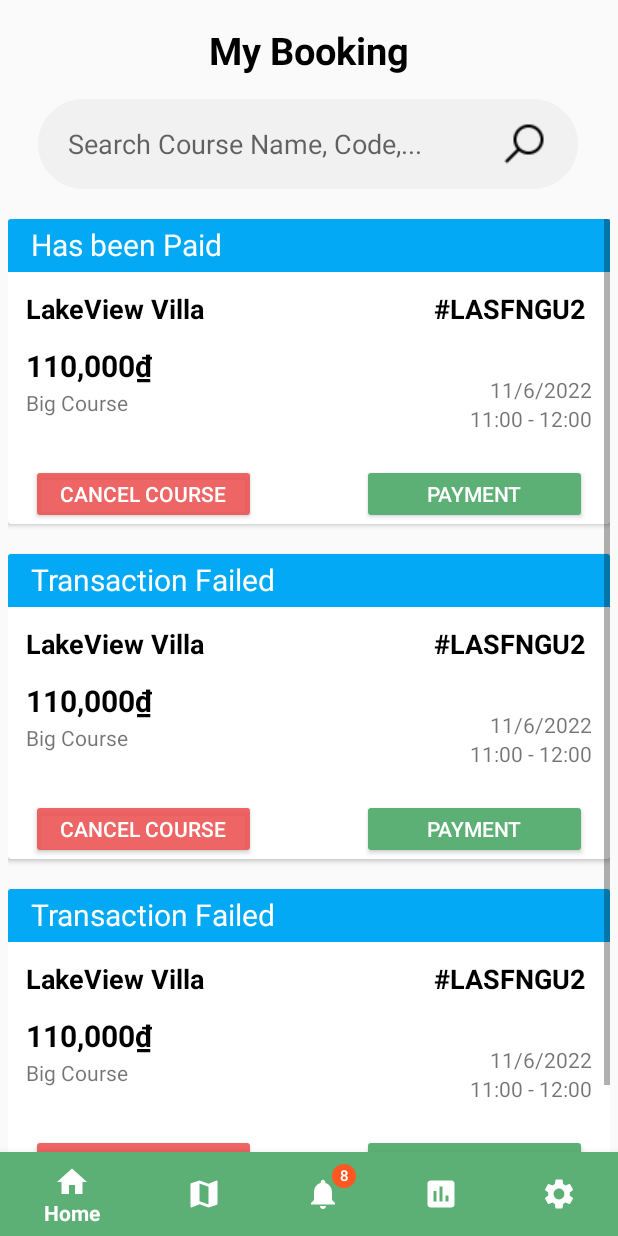
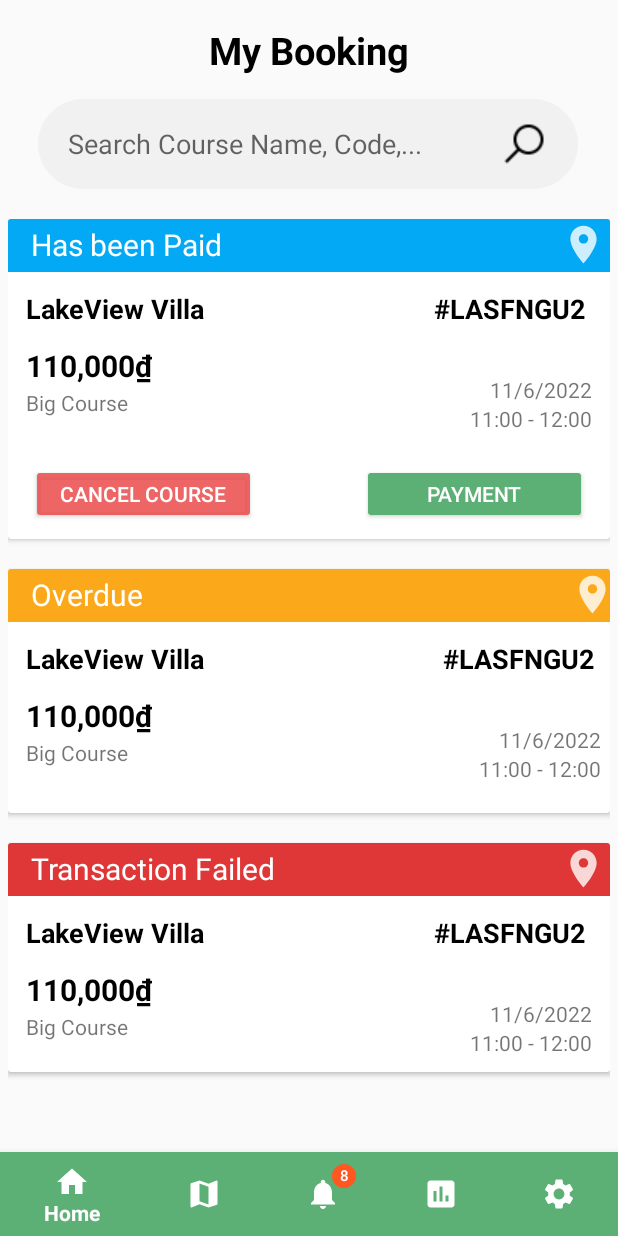
Before and after one commit to sonyrich/tennis-booking, an Android app: the fragment BookingsFragment placed in its activity, on a phone screen of 412 x 824 dp. Run offline under Robolectric (Android 15) with nearby library versions, the light colour scheme and no system bars.

Commit message:
Updated My Booking

```diff
--- /dev/null
+++ b/app/src/main/res/drawable-anydpi/ic_location.xml
@@ -0,0 +1,11 @@
+<vector xmlns:android="http://schemas.android.com/apk/res/android"
+    android:width="24dp"
+    android:height="24dp"
+    android:viewportWidth="24"
+    android:viewportHeight="24"
+    android:tint="#FFFFFF"
+    android:alpha="0.8">
+  <path
+      android:fillColor="@android:color/white"
+      android:pathData="M12,2C8.13,2 5,5.13 5,9c0,5.25 7,13 7,13s7,-7.75 7,-13c0,-3.87 -3.13,-7 -7,-7zM12,11.5c-1.38,0 -2.5,-1.12 -2.5,-2.5s1.12,-2.5 2.5,-2.5 2.5,1.12 2.5,2.5 -1.12,2.5 -2.5,2.5z"/>
+</vector>
--- /dev/null
+++ b/app/src/main/res/drawable-hdpi/booking_status_fail.xml
@@ -0,0 +1,4 @@
+<?xml version="1.0" encoding="utf-8"?>
+<shape xmlns:android="http://schemas.android.com/apk/res/android">
+    <solid android:color="#E4DC2020"/>
+</shape>
--- /dev/null
+++ b/app/src/main/res/drawable-hdpi/booking_status_overdue.xml
@@ -0,0 +1,4 @@
+<?xml version="1.0" encoding="utf-8"?>
+<shape xmlns:android="http://schemas.android.com/apk/res/android">
+    <solid android:color="#FBA91A"/>
+</shape>
--- a/app/src/main/res/layout/fragment_bookings.xml
+++ b/app/src/main/res/layout/fragment_bookings.xml
@@ -157,9 +157,9 @@
                             android:layout_height="40dp"
                             android:layout_marginStart="15dp"
                             android:layout_marginTop="128dp"
+                            android:backgroundTint="#E4EC5353"
                             android:text="Cancel Course"
                             android:textColor="@color/white"
-                            android:backgroundTint="#E4EC5353"
                             app:layout_constraintStart_toStartOf="parent"
                             app:layout_constraintTop_toBottomOf="@+id/txtPaidStatus" />
 
@@ -175,6 +175,24 @@
                             app:layout_constraintEnd_toEndOf="parent"
                             app:layout_constraintTop_toBottomOf="@+id/txtPaidStatus" />
 
+                        <ImageView
+                            android:id="@+id/iclocation"
+                            android:layout_width="35dp"
+                            android:layout_height="30dp"
+                            android:layout_marginTop="4dp"
+                            android:layout_marginBottom="5dp"
+                            android:src="@drawable/ic_location"
+                            app:layout_constraintBottom_toBottomOf="@+id/txtPaidStatus"
+                            app:layout_constraintEnd_toEndOf="parent"
+                            app:layout_constraintTop_toTopOf="parent" />
+
+                        <Space
+                            android:layout_width="wrap_content"
+                            android:layout_height="10dp"
+                            app:layout_constraintEnd_toEndOf="parent"
+                            app:layout_constraintStart_toStartOf="parent"
+                            app:layout_constraintTop_toBottomOf="@+id/btnCancel" />
+
                     </androidx.constraintlayout.widget.ConstraintLayout>
                 </androidx.cardview.widget.CardView>
 
@@ -187,17 +205,17 @@
                     android:layout_height="match_parent" >
 
                     <androidx.constraintlayout.widget.ConstraintLayout
-                        android:layout_width="match_parent"
+                        android:layout_width="407dp"
                         android:layout_height="match_parent">
 
                         <TextView
                             android:id="@+id/txtPaidStatus1"
                             android:layout_width="match_parent"
                             android:layout_height="35dp"
-                            android:background="@drawable/booking_status"
+                            android:background="@drawable/booking_status_overdue"
                             android:paddingLeft="15dp"
                             android:paddingTop="3dp"
-                            android:text="Transaction Failed"
+                            android:text="Overdue"
                             android:textColor="@color/white"
                             android:textSize="20dp"
                             app:layout_constraintEnd_toEndOf="parent"
@@ -213,8 +231,8 @@
                             android:layout_marginTop="12dp"
                             android:text="LakeView Villa"
                             android:textColor="@color/black"
+                            android:textSize="18sp"
                             android:textStyle="bold"
-                            android:textSize="18sp"
                             app:layout_constraintStart_toStartOf="parent"
                             app:layout_constraintTop_toBottomOf="@+id/txtPaidStatus1" />
 
@@ -249,8 +267,8 @@
                             android:layout_marginEnd="16dp"
                             android:text="#LASFNGU2"
                             android:textColor="@color/black"
+                            android:textSize="18sp"
                             android:textStyle="bold"
-                            android:textSize="18sp"
                             app:layout_constraintEnd_toEndOf="parent"
                             app:layout_constraintTop_toBottomOf="@+id/txtPaidStatus1" />
 
@@ -273,29 +291,24 @@
                             app:layout_constraintEnd_toEndOf="parent"
                             app:layout_constraintTop_toBottomOf="@+id/txtDate" />
 
-                        <Button
-                            android:id="@+id/button3"
-                            android:layout_width="150dp"
-                            android:layout_height="40dp"
-                            android:layout_marginStart="15dp"
-                            android:layout_marginTop="128dp"
-                            android:text="Cancel Course"
-                            android:textColor="@color/white"
-                            android:backgroundTint="#E4EC5353"
+                        <ImageView
+                            android:id="@+id/iclocation2"
+                            android:layout_width="35dp"
+                            android:layout_height="30dp"
+                            android:layout_marginTop="4dp"
+                            android:layout_marginBottom="5dp"
+                            android:src="@drawable/ic_location"
+                            app:layout_constraintBottom_toBottomOf="@+id/txtPaidStatus1"
+                            app:layout_constraintEnd_toEndOf="parent"
+                            app:layout_constraintTop_toTopOf="parent" />
+
+                        <Space
+                            android:layout_width="wrap_content"
+                            android:layout_height="10dp"
+                            android:layout_marginTop="10dp"
+                            app:layout_constraintEnd_toEndOf="parent"
                             app:layout_constraintStart_toStartOf="parent"
-                            app:layout_constraintTop_toBottomOf="@+id/txtPaidStatus1" />
-
-                        <Button
-                            android:id="@+id/button4"
-                            android:layout_width="150dp"
-                            android:layout_height="40dp"
-                            android:layout_marginTop="128dp"
-                            android:layout_marginEnd="15dp"
-                            android:text="Payment"
-                            android:textColor="@color/white"
-                            android:backgroundTint="@color/colorPrimary"
-                            app:layout_constraintEnd_toEndOf="parent"
-                            app:layout_constraintTop_toBottomOf="@+id/txtPaidStatus1" />
+                            app:layout_constraintTop_toBottomOf="@+id/txtTime1" />
 
                     </androidx.constraintlayout.widget.ConstraintLayout>
                 </androidx.cardview.widget.CardView>
@@ -316,7 +329,7 @@
                             android:id="@+id/txtPaidStatus2"
                             android:layout_width="match_parent"
                             android:layout_height="35dp"
-                            android:background="@drawable/booking_status"
+                            android:background="@drawable/booking_status_fail"
                             android:paddingLeft="15dp"
                             android:paddingTop="3dp"
                             android:text="Transaction Failed"
@@ -395,29 +408,24 @@
                             app:layout_constraintEnd_toEndOf="parent"
                             app:layout_constraintTop_toBottomOf="@+id/txtDate2" />
 
-                        <Button
-                            android:id="@+id/btnCancel3"
-                            android:layout_width="150dp"
-                            android:layout_height="40dp"
-                            android:layout_marginStart="15dp"
-                            android:layout_marginTop="128dp"
-                            android:text="Cancel Course"
-                            android:textColor="@color/white"
-                            android:backgroundTint="#E4EC5353"
+                        <ImageView
+                            android:id="@+id/iclocation3"
+                            android:layout_width="35dp"
+                            android:layout_height="30dp"
+                            android:layout_marginTop="4dp"
+                            android:layout_marginBottom="5dp"
+                            android:src="@drawable/ic_location"
+                            app:layout_constraintBottom_toBottomOf="@+id/txtPaidStatus2"
+                            app:layout_constraintEnd_toEndOf="@+id/txtPaidStatus2"
+                            app:layout_constraintTop_toTopOf="parent" />
+
+                        <Space
+                            android:layout_width="wrap_content"
+                            android:layout_height="wrap_content"
+                            android:layout_marginTop="10dp"
+                            app:layout_constraintEnd_toEndOf="parent"
                             app:layout_constraintStart_toStartOf="parent"
-                            app:layout_constraintTop_toBottomOf="@+id/txtPaidStatus2" />
-
-                        <Button
-                            android:id="@+id/btnPayment"
-                            android:layout_width="150dp"
-                            android:layout_height="40dp"
-                            android:layout_marginTop="128dp"
-                            android:layout_marginEnd="15dp"
-                            android:backgroundTint="@color/colorPrimary"
-                            android:text="Payment"
-                            android:textColor="@color/white"
-                            app:layout_constraintEnd_toEndOf="parent"
-                            app:layout_constraintTop_toBottomOf="@+id/txtPaidStatus2" />
+                            app:layout_constraintTop_toBottomOf="@+id/txtTime2" />
 
                     </androidx.constraintlayout.widget.ConstraintLayout>
                 </androidx.cardview.widget.CardView>
```
Also changed, not shown: app/src/main/res/drawable-hdpi/ic_location.png (added), app/src/main/res/drawable-mdpi/ic_location.png (added), app/src/main/res/drawable-xhdpi/ic_location.png (added), app/src/main/res/drawable-xxhdpi/ic_location.png (added).
